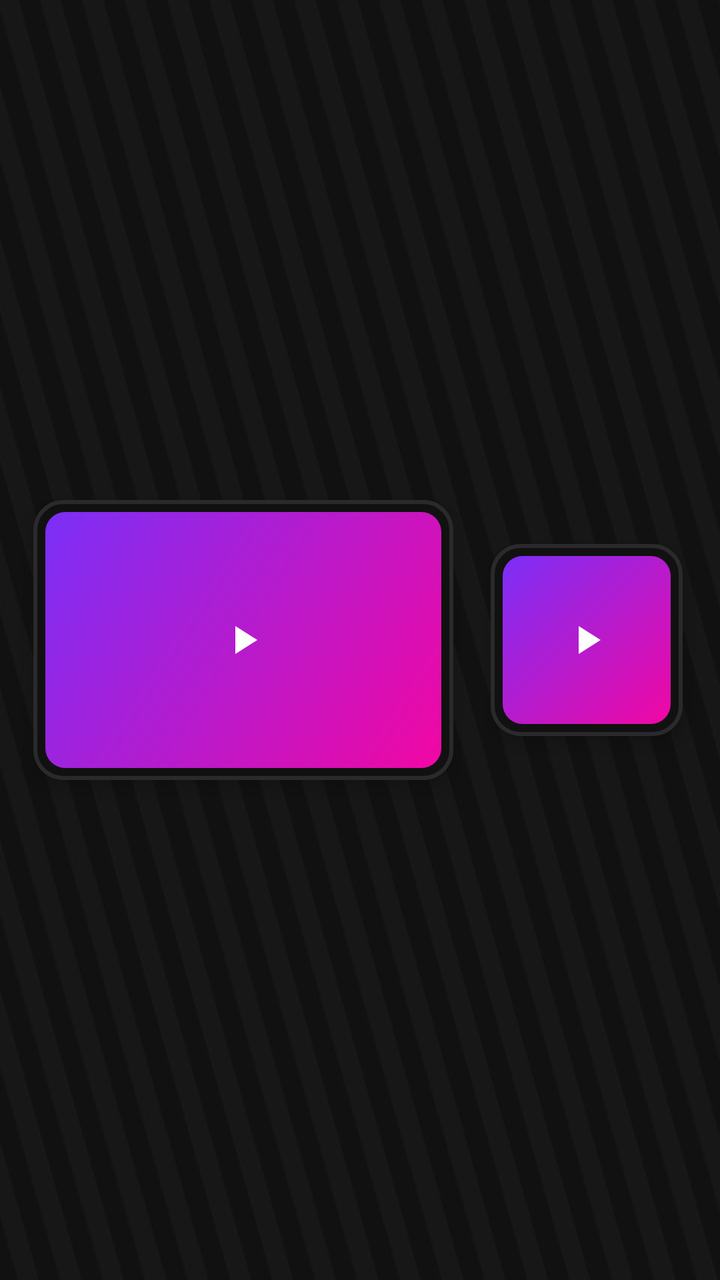
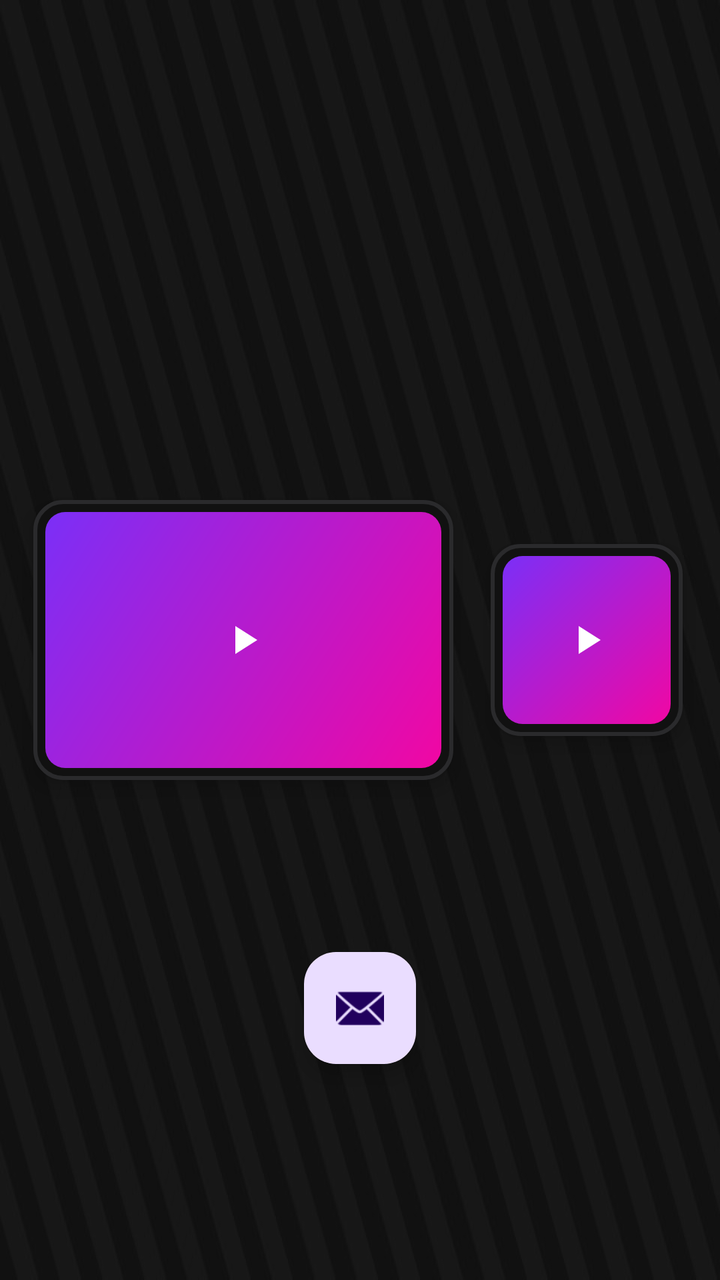

An Android layout rendered at two revisions. The XML below is the earlier revision; the diff shows what the commit changed to produce the second picture.
<!-- AndroidManifest.xml: activity theme Theme.EchoShowStreamdeck -->
<!-- res/layout/activity_main.xml -->
<?xml version="1.0" encoding="utf-8"?>
<androidx.constraintlayout.widget.ConstraintLayout xmlns:android="http://schemas.android.com/apk/res/android"
    xmlns:app="http://schemas.android.com/apk/res-auto"
    xmlns:tools="http://schemas.android.com/tools"
    android:id="@+id/main"
    android:layout_width="match_parent"
    android:layout_height="match_parent"
    android:fitsSystemWindows="true"
    tools:context=".MainActivity">

    <ImageView
        android:id="@+id/imageView"
        android:layout_width="match_parent"
        android:layout_height="match_parent"
        android:scaleType="fitXY"
        app:srcCompat="@drawable/deck_background"
        tools:layout_editor_absoluteX="0dp"
        tools:layout_editor_absoluteY="0dp" />

    <ImageButton
        android:id="@+id/key1"
        android:layout_width="210dp"
        android:layout_height="140dp"
        android:background="@drawable/key_button"
        android:contentDescription="Play"
        android:elevation="6dp"
        android:padding="26dp"
        android:scaleType="centerInside"
        android:src="@drawable/ic_play"
        app:layout_constraintBottom_toBottomOf="parent"
        app:layout_constraintEnd_toEndOf="parent"
        app:layout_constraintHorizontal_bias="0.112"
        app:layout_constraintStart_toStartOf="parent"
        app:layout_constraintTop_toTopOf="parent"
        app:tint="@android:color/white" />

    <ImageButton
        android:id="@+id/key"
        android:layout_width="96dp"
        android:layout_height="96dp"
        android:background="@drawable/key_button"
        android:contentDescription="Play"
        android:elevation="6dp"
        android:padding="26dp"
        android:scaleType="centerInside"
        android:src="@drawable/ic_play"
        app:layout_constraintBottom_toBottomOf="parent"
        app:layout_constraintEnd_toEndOf="parent"
        app:layout_constraintStart_toEndOf="@+id/key1"
        app:layout_constraintTop_toTopOf="parent"
        app:tint="@android:color/white" />

    <com.google.android.material.floatingactionbutton.FloatingActionButton
        android:id="@+id/fab"
        android:layout_width="wrap_content"
        android:layout_height="wrap_content"
        android:layout_marginStart="872dp"
        android:layout_marginBottom="36dp"
        app:layout_constraintBottom_toBottomOf="parent"
        app:layout_constraintStart_toStartOf="parent"
        app:srcCompat="@android:drawable/ic_dialog_email" />

    <com.google.android.material.appbar.AppBarLayout
        android:id="@+id/appBarLayout"
        android:layout_width="0dp"
        android:layout_height="wrap_content"
        android:fitsSystemWindows="true"
        app:layout_constraintBottom_toTopOf="parent"
        app:layout_constraintEnd_toEndOf="parent"
        app:layout_constraintStart_toStartOf="parent"
        app:layout_constraintTop_toTopOf="parent" />

    <include
        android:id="@+id/include"
        layout="@layout/content_main"
        android:layout_width="wrap_content"
        android:layout_height="wrap_content"
        app:layout_constraintBottom_toTopOf="parent"
        app:layout_constraintEnd_toStartOf="parent"
        app:layout_constraintStart_toStartOf="parent"
        app:layout_constraintTop_toTopOf="parent" />

</androidx.constraintlayout.widget.ConstraintLayout>
<!-- res/layout/content_main.xml (included above) -->
<?xml version="1.0" encoding="utf-8"?>
<androidx.constraintlayout.widget.ConstraintLayout xmlns:android="http://schemas.android.com/apk/res/android"
    xmlns:app="http://schemas.android.com/apk/res-auto"
    android:layout_width="match_parent"
    android:layout_height="match_parent"
    app:layout_behavior="@string/appbar_scrolling_view_behavior">

    <androidx.fragment.app.FragmentContainerView
        android:id="@+id/nav_host_fragment_content_main"
        android:name="androidx.navigation.fragment.NavHostFragment"
        android:layout_width="0dp"
        android:layout_height="0dp"
        app:defaultNavHost="true"
        app:layout_constraintBottom_toBottomOf="parent"
        app:layout_constraintEnd_toEndOf="parent"
        app:layout_constraintStart_toStartOf="parent"
        app:layout_constraintTop_toTopOf="parent"
        app:navGraph="@navigation/nav_graph" />
</androidx.constraintlayout.widget.ConstraintLayout>
<!-- resources referenced by this layout -->
<resources>
  <!-- drawable deck_background: jpeg bitmap (drawable, 34331 bytes) -->
  <!-- drawable ic_play (drawable) -->
  <vector xmlns:android="http://schemas.android.com/apk/res/android"
      android:width="24dp"
      android:height="24dp"
      android:viewportWidth="24"
      android:viewportHeight="24">
      <path
          android:fillColor="#FFFFFF"
          android:pathData="M8,5v14l11,-7z" />
  </vector>
  <!-- drawable key_button (drawable) -->
  <?xml version="1.0" encoding="utf-8"?>
  <ripple xmlns:android="http://schemas.android.com/apk/res/android"
      android:color="#55FFFFFF">
  
      <item>
          <layer-list>
              
              <item>
                  <shape android:shape="rectangle">
                      <solid android:color="#111111" />
                      <corners android:radius="14dp" />
                      <stroke android:width="2dp" android:color="#2A2A2C" />
                  </shape>
              </item>
              
              <item
                  android:left="6dp"
                  android:top="6dp"
                  android:right="6dp"
                  android:bottom="6dp">
                  <shape android:shape="rectangle">
                      <gradient
                          android:startColor="#7B2FF7"
                          android:endColor="#F107A3"
                          android:angle="315" />
                      <corners android:radius="10dp" />
                  </shape>
              </item>
          </layer-list>
      </item>
  
      
      <item android:id="@android:id/mask">
          <shape android:shape="rectangle">
              <solid android:color="#FFFFFF" />
              <corners android:radius="14dp" />
          </shape>
      </item>
  </ripple>
  <style name="Theme.EchoShowStreamdeck" parent="Base.Theme.EchoShowStreamdeck" />
  <style name="Base.Theme.EchoShowStreamdeck" parent="Theme.Material3.DayNight.NoActionBar">
          
          
      </style>
</resources>

<!-- the commit's change to res/layout/activity_main.xml (unified diff, before → after) -->
@@ -14,8 +14,8 @@
         android:layout_height="match_parent"
         android:scaleType="fitXY"
         app:srcCompat="@drawable/deck_background"
-        tools:layout_editor_absoluteX="0dp"
-        tools:layout_editor_absoluteY="0dp" />
+        tools:layout_editor_absoluteX="-16dp"
+        tools:layout_editor_absoluteY="-128dp" />
 
     <ImageButton
         android:id="@+id/key1"
@@ -54,10 +54,10 @@
         android:id="@+id/fab"
         android:layout_width="wrap_content"
         android:layout_height="wrap_content"
-        android:layout_marginStart="872dp"
-        android:layout_marginBottom="36dp"
-        app:layout_constraintBottom_toBottomOf="parent"
+        app:layout_constraintBottom_toBottomOf="@+id/imageView"
+        app:layout_constraintEnd_toEndOf="parent"
         app:layout_constraintStart_toStartOf="parent"
+        app:layout_constraintTop_toBottomOf="@+id/key"
         app:srcCompat="@android:drawable/ic_dialog_email" />
 
     <com.google.android.material.appbar.AppBarLayout
